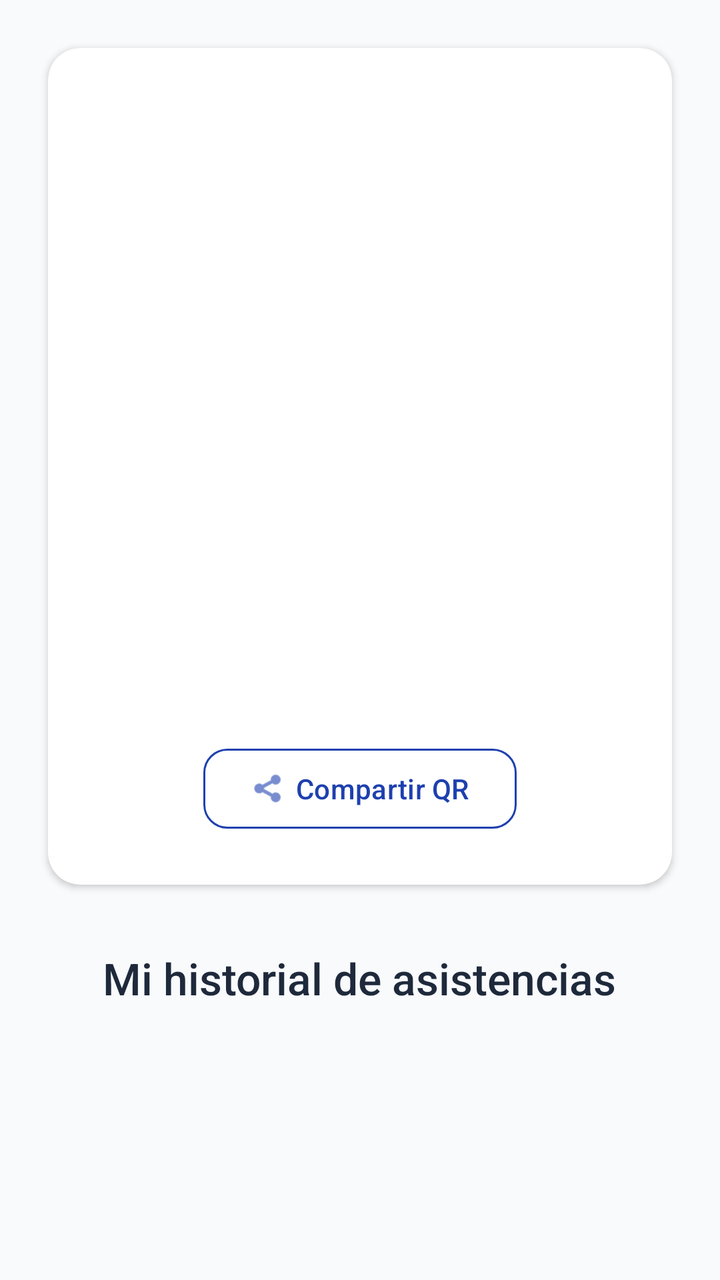
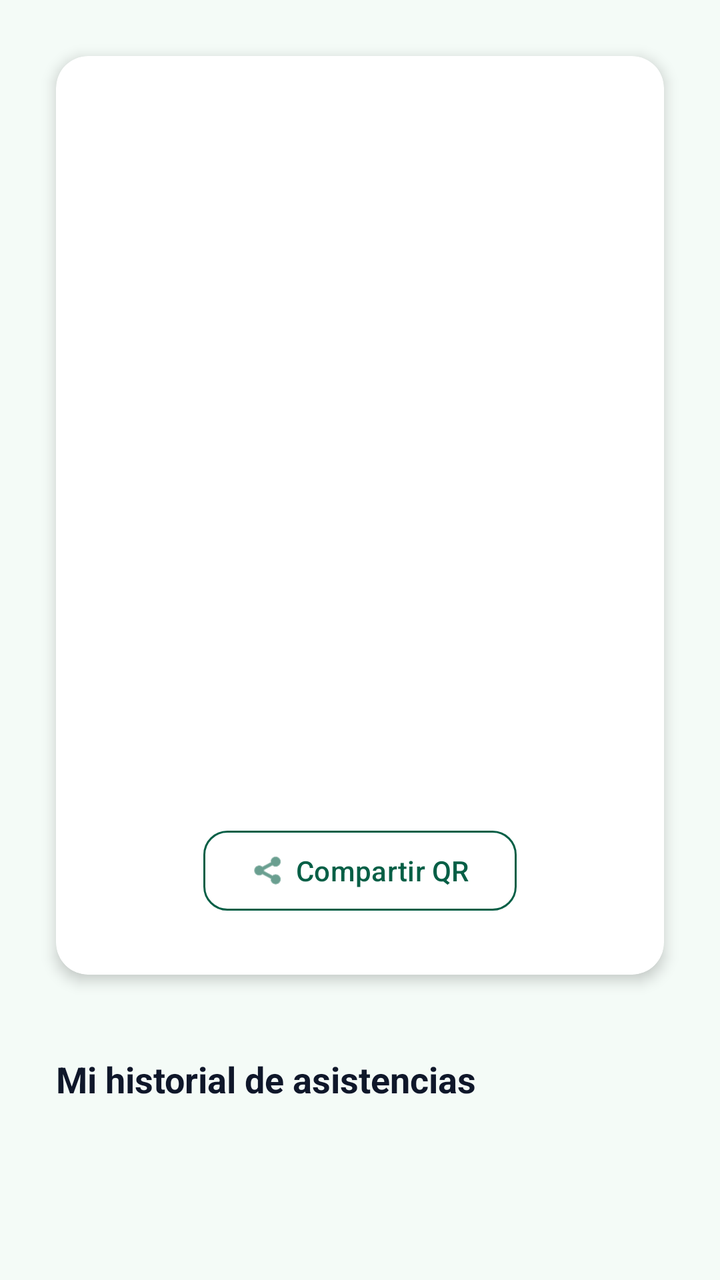

An Android layout rendered at two revisions. The XML below is the earlier revision; the diff shows what the commit changed to produce the second picture.
<!-- AndroidManifest.xml: application theme Theme.QRAsist -->
<!-- res/layout/fragment_mi_qr.xml -->
<?xml version="1.0" encoding="utf-8"?>
<ScrollView xmlns:android="http://schemas.android.com/apk/res/android"
    xmlns:app="http://schemas.android.com/apk/res-auto"
    android:layout_width="match_parent"
    android:layout_height="match_parent"
    android:background="@color/background">

    <LinearLayout
        android:layout_width="match_parent"
        android:layout_height="wrap_content"
        android:gravity="center_horizontal"
        android:orientation="vertical"
        android:padding="16dp">

        <com.google.android.material.card.MaterialCardView
            style="@style/QRAsist.Card"
            android:layout_width="match_parent"
            android:layout_height="wrap_content">

            <LinearLayout
                android:layout_width="match_parent"
                android:layout_height="wrap_content"
                android:gravity="center"
                android:orientation="vertical"
                android:padding="24dp">

                <TextView
                    android:id="@+id/tv_nombre_alumno_qr"
                    android:layout_width="wrap_content"
                    android:layout_height="wrap_content"
                    android:gravity="center"
                    android:textAppearance="?attr/textAppearanceTitleLarge"
                    android:textColor="?attr/colorPrimary"
                    android:textStyle="bold" />

                <TextView
                    android:id="@+id/tv_matricula_alumno_qr"
                    android:layout_width="wrap_content"
                    android:layout_height="wrap_content"
                    android:layout_marginBottom="16dp"
                    android:gravity="center"
                    android:textAppearance="?attr/textAppearanceBodyMedium"
                    android:textColor="@color/on_surface_variant" />

                <ImageView
                    android:id="@+id/iv_codigo_qr"
                    android:layout_width="250dp"
                    android:layout_height="250dp"
                    android:layout_gravity="center"
                    android:scaleType="fitCenter" />

                <Button
                    android:id="@+id/btn_compartir_qr"
                    style="@style/QRAsist.Button.Outlined"
                    android:layout_width="wrap_content"
                    android:layout_height="wrap_content"
                    android:layout_marginTop="8dp"
                    android:text="@string/btn_compartir_qr"
                    app:icon="@android:drawable/ic_menu_share" />

            </LinearLayout>
        </com.google.android.material.card.MaterialCardView>

        <TextView
            style="@style/QRAsist.Text.Title"
            android:layout_width="wrap_content"
            android:layout_height="wrap_content"
            android:layout_marginTop="24dp"
            android:text="Mi historial de asistencias" />

        <androidx.recyclerview.widget.RecyclerView
            android:id="@+id/rv_historial_alumno"
            android:layout_width="match_parent"
            android:layout_height="wrap_content"
            android:nestedScrollingEnabled="false" />

    </LinearLayout>
</ScrollView>
<!-- resources referenced by this layout -->
<resources>
  <color name="background">#F8FAFC</color>
  <color name="on_surface_variant">#64748B</color>
  <string name="btn_compartir_qr">Compartir QR</string>
  <style name="QRAsist.Button.Outlined" parent="Widget.Material3.Button.OutlinedButton">
          <item name="cornerRadius">12dp</item>
          <item name="strokeColor">@color/maestro_primary</item>
          <item name="android:textColor">@color/maestro_primary</item>
          <item name="android:textAllCaps">false</item>
      </style>
  <style name="QRAsist.Card" parent="Widget.Material3.CardView.Elevated">
          <item name="cardBackgroundColor">@color/surface_card</item>
          <item name="cardCornerRadius">16dp</item>
          <item name="cardElevation">2dp</item>
          <item name="android:layout_margin">8dp</item>
      </style>
  <style name="QRAsist.Text.Title" parent="QRAsist.Text">
          <item name="android:textAppearance">?attr/textAppearanceTitleLarge</item>
          <item name="android:textColor">@color/text_primary</item>
          <item name="android:fontFamily">sans-serif-medium</item>
      </style>
  <style name="Theme.QRAsist" parent="Theme.Material3.Light.NoActionBar">
          <item name="colorPrimary">@color/maestro_primary</item>
          <item name="colorPrimaryDark">@color/maestro_primary_dark</item>
          <item name="colorAccent">@color/maestro_primary_light</item>
          <item name="android:windowBackground">@color/background</item>
          <item name="android:statusBarColor">@color/maestro_primary_dark</item>
      </style>
  <color name="maestro_primary">#1E40AF</color>
  <color name="surface_card">#FFFFFF</color>
  <style name="QRAsist.Text" parent="android:Widget.TextView" />
  <color name="text_primary">#1E293B</color>
  <color name="maestro_primary_dark">#1E3A8A</color>
  <color name="maestro_primary_light">#3B82F6</color>
</resources>

<!-- the commit's change to res/layout/fragment_mi_qr.xml (unified diff, before → after) -->
@@ -3,75 +3,94 @@
     xmlns:app="http://schemas.android.com/apk/res-auto"
     android:layout_width="match_parent"
     android:layout_height="match_parent"
-    android:background="@color/background">
+    android:background="@color/alumno_background"
+    android:fillViewport="true">
 
     <LinearLayout
         android:layout_width="match_parent"
         android:layout_height="wrap_content"
         android:gravity="center_horizontal"
         android:orientation="vertical"
-        android:padding="16dp">
+        android:padding="20dp">
 
+        
         <com.google.android.material.card.MaterialCardView
             style="@style/QRAsist.Card"
             android:layout_width="match_parent"
-            android:layout_height="wrap_content">
+            android:layout_height="wrap_content"
+            app:cardBackgroundColor="@color/surface_card"
+            app:cardCornerRadius="16dp"
+            app:cardElevation="4dp"
+            android:layout_marginTop="8dp">
 
             <LinearLayout
                 android:layout_width="match_parent"
                 android:layout_height="wrap_content"
                 android:gravity="center"
                 android:orientation="vertical"
-                android:padding="24dp">
+                android:padding="28dp">
 
                 <TextView
                     android:id="@+id/tv_nombre_alumno_qr"
                     android:layout_width="wrap_content"
                     android:layout_height="wrap_content"
                     android:gravity="center"
-                    android:textAppearance="?attr/textAppearanceTitleLarge"
-                    android:textColor="?attr/colorPrimary"
+                    android:textSize="24sp"
+                    android:textColor="@color/alumno_primary"
                     android:textStyle="bold" />
 
                 <TextView
                     android:id="@+id/tv_matricula_alumno_qr"
                     android:layout_width="wrap_content"
                     android:layout_height="wrap_content"
-                    android:layout_marginBottom="16dp"
+                    android:layout_marginBottom="24dp"
                     android:gravity="center"
-                    android:textAppearance="?attr/textAppearanceBodyMedium"
-                    android:textColor="@color/on_surface_variant" />
+                    android:textSize="14sp"
+                    android:textColor="@color/text_secondary"
+                    android:letterSpacing="0.05" />
 
                 <ImageView
                     android:id="@+id/iv_codigo_qr"
-                    android:layout_width="250dp"
-                    android:layout_height="250dp"
+                    android:layout_width="260dp"
+                    android:layout_height="260dp"
                     android:layout_gravity="center"
-                    android:scaleType="fitCenter" />
+                    android:scaleType="fitCenter"
+                    android:layout_marginBottom="20dp" />
 
                 <Button
                     android:id="@+id/btn_compartir_qr"
                     style="@style/QRAsist.Button.Outlined"
                     android:layout_width="wrap_content"
                     android:layout_height="wrap_content"
-                    android:layout_marginTop="8dp"
                     android:text="@string/btn_compartir_qr"
-                    app:icon="@android:drawable/ic_menu_share" />
+                    android:textColor="@color/alumno_primary"
+                    app:icon="@android:drawable/ic_menu_share"
+                    app:iconTint="@color/alumno_primary"
+                    app:strokeColor="@color/alumno_primary"
+                    app:strokeWidth="1dp"
+                    android:backgroundTint="@android:color/transparent" />
 
             </LinearLayout>
         </com.google.android.material.card.MaterialCardView>
 
         <TextView
-            style="@style/QRAsist.Text.Title"
             android:layout_width="wrap_content"
             android:layout_height="wrap_content"
-            android:layout_marginTop="24dp"
-            android:text="Mi historial de asistencias" />
+            android:layout_marginTop="32dp"
+            android:layout_gravity="start"
+            android:layout_marginStart="8dp"
+            android:text="Mi historial de asistencias"
+            android:textSize="18sp"
+            android:textColor="@color/text_primary_alumno"
+            android:textStyle="bold" />
 
         <androidx.recyclerview.widget.RecyclerView
             android:id="@+id/rv_historial_alumno"
             android:layout_width="match_parent"
             android:layout_height="wrap_content"
+            android:layout_marginTop="12dp"
+            android:clipToPadding="false"
+            android:paddingBottom="24dp"
             android:nestedScrollingEnabled="false" />
 
     </LinearLayout>
<!-- resource entries referenced after the edit -->
@@ -1,13 +1,14 @@
 <!-- resources referenced by this layout -->
 <resources>
-  <color name="background">#F8FAFC</color>
-  <color name="on_surface_variant">#64748B</color>
+  <color name="alumno_background">#F4FBF7</color>
+  <color name="alumno_primary">#065F46</color>
   <string name="btn_compartir_qr">Compartir QR</string>
   <style name="QRAsist.Button.Outlined" parent="Widget.Material3.Button.OutlinedButton">
           <item name="cornerRadius">12dp</item>
-          <item name="strokeColor">@color/maestro_primary</item>
-          <item name="android:textColor">@color/maestro_primary</item>
+          <item name="strokeColor">?attr/colorPrimary</item>
+          <item name="android:textColor">?attr/colorPrimary</item>
           <item name="android:textAllCaps">false</item>
+          <item name="iconTint">?attr/colorPrimary</item>
       </style>
   <style name="QRAsist.Card" parent="Widget.Material3.CardView.Elevated">
           <item name="cardBackgroundColor">@color/surface_card</item>
@@ -15,23 +16,19 @@
           <item name="cardElevation">2dp</item>
           <item name="android:layout_margin">8dp</item>
       </style>
-  <style name="QRAsist.Text.Title" parent="QRAsist.Text">
-          <item name="android:textAppearance">?attr/textAppearanceTitleLarge</item>
-          <item name="android:textColor">@color/text_primary</item>
-          <item name="android:fontFamily">sans-serif-medium</item>
-      </style>
   <style name="Theme.QRAsist" parent="Theme.Material3.Light.NoActionBar">
           <item name="colorPrimary">@color/maestro_primary</item>
           <item name="colorPrimaryDark">@color/maestro_primary_dark</item>
           <item name="colorAccent">@color/maestro_primary_light</item>
-          <item name="android:windowBackground">@color/background</item>
+          <item name="android:windowBackground">@color/app_background</item>
           <item name="android:statusBarColor">@color/maestro_primary_dark</item>
       </style>
   <color name="maestro_primary">#1E40AF</color>
   <color name="surface_card">#FFFFFF</color>
-  <style name="QRAsist.Text" parent="android:Widget.TextView" />
-  <color name="text_primary">#1E293B</color>
+  <color name="text_primary_alumno">#0F172A</color>
+  <color name="text_secondary">#64748B</color>
   <color name="maestro_primary_dark">#1E3A8A</color>
   <color name="maestro_primary_light">#3B82F6</color>
+  <color name="app_background">#F8FAFC</color>
 </resources>
 
